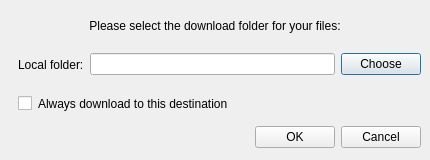
meganz/MEGAsync, file src/MEGASync/gui/win/DownloadFromMegaDialog.ui: the form before one commit.
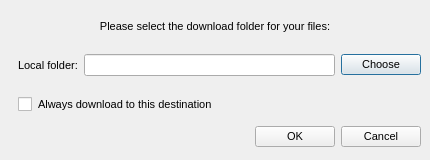
The form after the commit.

Diff of the .ui file:
```diff
--- a/src/MEGASync/gui/win/DownloadFromMegaDialog.ui
+++ b/src/MEGASync/gui/win/DownloadFromMegaDialog.ui
@@ -25,6 +25,13 @@
   <property name="windowTitle">
    <string>Download from MEGA</string>
   </property>
+  <property name="styleSheet">
+   <string notr="true">QWidget
+{
+font-size: 11px;
+}
+</string>
+  </property>
   <layout class="QVBoxLayout" name="verticalLayout">
    <property name="spacing">
     <number>0</number>
@@ -109,12 +116,6 @@
       </item>
       <item>
        <widget class="QPushButton" name="bChange">
-        <property name="minimumSize">
-         <size>
-          <width>0</width>
-          <height>0</height>
-         </size>
-        </property>
         <property name="text">
          <string>Choose</string>
         </property>
@@ -181,12 +182,6 @@
       </item>
       <item>
        <widget class="QPushButton" name="bOK">
-        <property name="minimumSize">
-         <size>
-          <width>0</width>
-          <height>0</height>
-         </size>
-        </property>
         <property name="text">
          <string>OK</string>
         </property>
@@ -194,12 +189,6 @@
       </item>
       <item>
        <widget class="QPushButton" name="bCancel">
-        <property name="minimumSize">
-         <size>
-          <width>0</width>
-          <height>0</height>
-         </size>
-        </property>
         <property name="text">
          <string>Cancel</string>
         </property>
```
